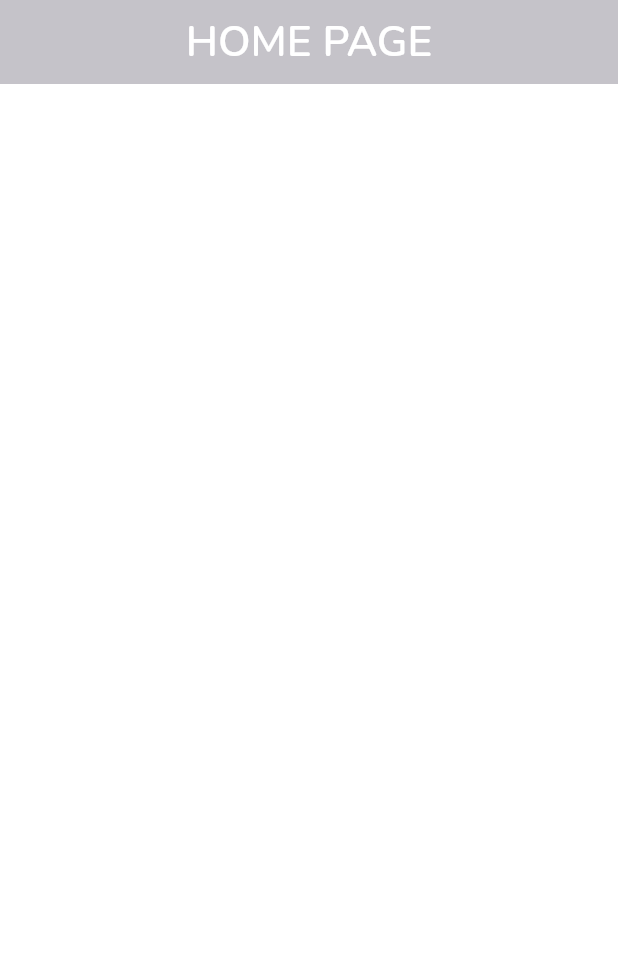
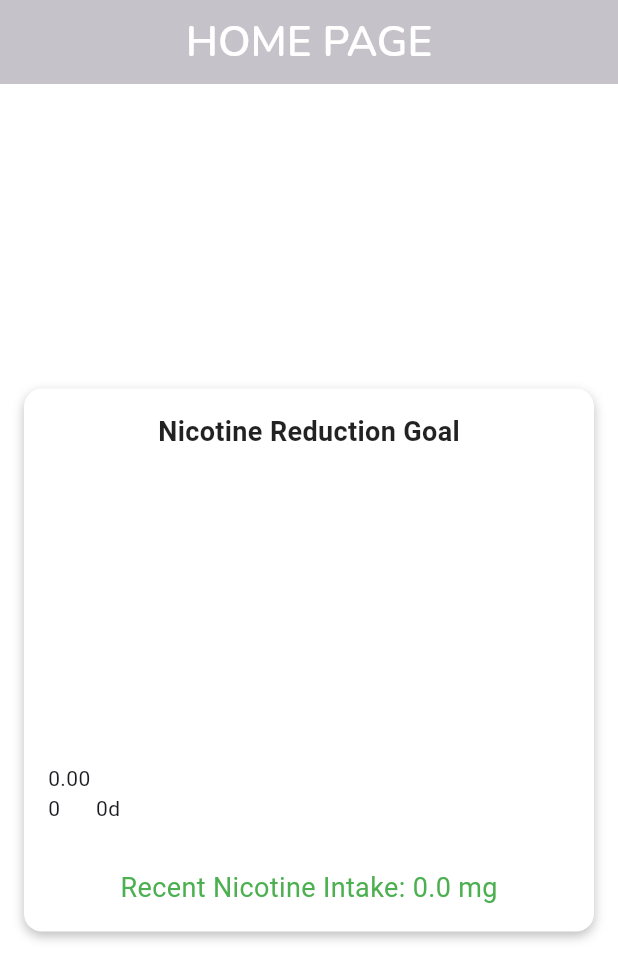
Before and after one commit to xyberii4/nittyquitty, a Flutter app: the MainHomeScreen screen opened directly, on a phone screen of 412 x 824 dp. Shown: the top 980 px of the screen. Run offline on Flutter 3.47's test engine with Material 3 defaults, Android fonts, the light colour scheme and no system bars; drawn by our look-alikes of fl_chart; our stand-ins replace flutter_local_notifications, google_fonts, shared_preferences; accounts and stored records are empty; network calls fail.

Commit message:
Created and finalised Nicotine Goals
Displays graph on home page alongside recent nicotine intake.

```diff
--- a/Frontend/lib/screens/home_screen.dart
+++ b/Frontend/lib/screens/home_screen.dart
@@ -22,22 +22,10 @@ class _HomeScreenState extends State<HomeScreen> {
   int _selectedIndex = 2; // Default to 'Home'
   final NotiService notiService = NotiService(); // Notification service instance
 
-  DateTime startDate = DateTime.now(), endDate = DateTime.now();
-  int initialIntake = 0;
-  double targetIntake = 0;
-
   @override
   void initState() {
     super.initState();
     _initializeApp();
-    fetchData();
-  }
-
-  void fetchData() async {
-    startDate = DateTime.now();
-    endDate = await getGoalDeadline();
-    initialIntake = await getWeeklyUsage("snus") + await getWeeklyUsage("vape") + await getWeeklyUsage("cig");
-    targetIntake = await getGoal();
   }
 
   Future<void> _initializeApp() async {
@@ -89,7 +77,6 @@ class _HomeScreenState extends State<HomeScreen> {
               fit: BoxFit.cover,
             ),
           ),
-          generateGoalChart(context),
           Center(child: _pages[_selectedIndex]),
         ],
       ),
@@ -98,60 +85,14 @@ class _HomeScreenState extends State<HomeScreen> {
         currentIndex: _selectedIndex,
         onTap: _onItemTapped,
         items: const [
-          BottomNavigationBarItem(icon: Icon(Icons.account_balance), label: 'Savings'),
+          BottomNavigationBarItem(
+              icon: Icon(Icons.account_balance), label: 'Savings'),
           BottomNavigationBarItem(icon: Icon(Icons.add), label: 'Input Nic'),
           BottomNavigationBarItem(icon: Icon(Icons.home), label: 'Home'),
-          BottomNavigationBarItem(icon: Icon(Icons.assessment), label: 'Analytics'),
+          BottomNavigationBarItem(
+              icon: Icon(Icons.assessment), label: 'Analytics'),
           BottomNavigationBarItem(icon: Icon(Icons.people), label: 'Community'),
         ],
-      ),
-    );
-  }
-  Widget generateGoalChart(BuildContext context) {
-    List<FlSpot> goalData = generateNicotineGoals(
-      startDate,
-      endDate,
-      initialIntake,
-      targetIntake,
-    );
-    return SizedBox(
-      height: 300,
-      child: LineChart(
-        LineChartData(
-          titlesData: FlTitlesData(
-            leftTitles: AxisTitles(
-              sideTitles: SideTitles(showTitles: true, reservedSize: 40),
-            ),
-            bottomTitles: AxisTitles(
-              sideTitles: SideTitles(
-                showTitles: true,
-                getTitlesWidget: (value, meta) {
-                  int index = value.toInt();
-                  if (index % 5 == 0) {
-                    return Text('${index}d');
-                  }
-                  return const SizedBox.shrink();
-                },
-                reservedSize: 30,
-              ),
-            ),
-            rightTitles: AxisTitles(sideTitles: SideTitles(showTitles: false)),
-            topTitles: AxisTitles(sideTitles: SideTitles(showTitles: false)),
-          ),
-          borderData: FlBorderData(show: false),
-          gridData: FlGridData(show: false),
-          lineBarsData: [
-            LineChartBarData(
-              spots: goalData,
-              isCurved: true,
-              color: Colors.green,
-              barWidth: 4,
-              isStrokeCapRound: true,
-              belowBarData: BarAreaData(show: false),
-              dotData: FlDotData(show: false),
-            ),
-          ],
-        ),
       ),
     );
   }
@@ -169,10 +110,34 @@ class _MainHomeScreenState extends State<MainHomeScreen> {
   String recentData = "";
   String oldData = "";
 
+  bool _dataFetched = false;
+  DateTime startDate = DateTime.now();
+  late DateTime endDate;
+  late int initialIntake;
+  late double targetIntake;
+
   @override
   void initState() {
     super.initState();
     _displayRecentUsage();
+    fetchData().then((_) {
+      setState(() {
+        _dataFetched = true;
+      });
+    });
+  }
+
+  Future<void> fetchData() async {
+    startDate = DateTime.now();
+    endDate = await getGoalDeadline();
+    initialIntake =
+        await getWeeklyUsage("snus") + await getWeeklyUsage("vape") +
+            await getWeeklyUsage("cig");
+    targetIntake = await getGoal();
+    print("[FETCHDATA] startDate: $startDate");
+    print("[FETCHDATA] endDate: $endDate");
+    print("[FETCHDATA] initialIntake: $initialIntake");
+    print("[FETCHDATA] targetIntake: $targetIntake");
   }
 
   Future<void> _displayRecentUsage() async {
@@ -218,15 +183,108 @@ class _MainHomeScreenState extends State<MainHomeScreen> {
       child: Column(
         mainAxisAlignment: MainAxisAlignment.center,
         children: [
-          const SizedBox(height: 20),
-          Text(
-            'Recent Nicotine Intake: $recentData',
-            style: const TextStyle(fontSize: 18, color: Colors.white),
-          ),
+          generateGoalChart(context),
         ],
       ),
     ),
 
     );
   }
+  Widget generateGoalChart(BuildContext context) {
+    if (!_dataFetched) {
+      return Center(child: CircularProgressIndicator());
+    }
+
+    List<FlSpot> goalData = generateNicotineGoals(
+      startDate,
+      endDate,
+      initialIntake,
+      targetIntake,
+    );
+
+    return Padding(
+      padding: const EdgeInsets.all(16.0),
+      child: Container(
+        decoration: BoxDecoration(
+          color: Colors.white, // White background
+          borderRadius: BorderRadius.circular(12), // Rounded corners
+          boxShadow: [
+            BoxShadow(
+              color: Colors.black26, // Subtle shadow for depth
+              blurRadius: 6,
+              offset: Offset(0, 3),
+            ),
+          ],
+        ),
+        padding: const EdgeInsets.all(16.0),
+        child: Column(
+          crossAxisAlignment: CrossAxisAlignment.start,
+          children: [
+            // Title
+            Center(child: Text(
+              "Nicotine Reduction Goal",
+              style: TextStyle(
+                fontSize: 18,
+                fontWeight: FontWeight.bold,
+                color: Colors.black87,
+              ),
+            )),
+            const SizedBox(height: 8),
+
+            // Graph
+            SizedBox(
+              height: 250,
+              child: LineChart(
+                LineChartData(
+                  titlesData: FlTitlesData(
+                    leftTitles: AxisTitles(
+                      sideTitles: SideTitles(
+                        showTitles: true,
+                        reservedSize: 40,
+                      ),
+                    ),
+                    bottomTitles: AxisTitles(
+                      sideTitles: SideTitles(
+                        showTitles: true,
+                        getTitlesWidget: (value, meta) {
+                          int index = value.toInt();
+                          if (index % 5 == 0) {
+                            return Text('${index}d');
+                          }
+                          return const SizedBox.shrink();
+                        },
+                        reservedSize: 30,
+                      ),
+                    ),
+                    rightTitles: AxisTitles(
+                        sideTitles: SideTitles(showTitles: false)),
+                    topTitles: AxisTitles(
+                        sideTitles: SideTitles(showTitles: false)),
+                  ),
+                  borderData: FlBorderData(show: false),
+                  gridData: FlGridData(show: false),
+                  lineBarsData: [
+                    LineChartBarData(
+                      spots: goalData,
+                      isCurved: true,
+                      color: Colors.green,
+                      barWidth: 4,
+                      isStrokeCapRound: true,
+                      belowBarData: BarAreaData(show: false),
+                      dotData: FlDotData(show: false),
+                    ),
+                  ],
+                ),
+              ),
+            ),
+            const SizedBox(height: 20),
+            Center(child: Text(
+              'Recent Nicotine Intake: $recentData',
+              style: const TextStyle(fontSize: 18, color: Colors.green),
+            )),
+          ],
+        ),
+      ),
+    );
+  }
 }
--- a/Frontend/lib/services/db_requests.dart
+++ b/Frontend/lib/services/db_requests.dart
@@ -15,7 +15,7 @@ class ConsumptionEntry {
     print("user_id: $userId, product: $product, mg: $mg, quantity: $quantity, cost: $cost, timestamp: $timestamp");
   }
   double calcNicotineUsage() {
-    return this.quantity * this.mg;
+    return quantity * mg;
   }
 
   ConsumptionEntry({
--- a/Frontend/lib/services/goal_generator.dart
+++ b/Frontend/lib/services/goal_generator.dart
@@ -109,10 +109,10 @@ List<FlSpot> generateNicotineGoals(
   if (totalDays <= 0 || initialIntake <= targetIntake) {
     return [FlSpot.zero];
   }
-  double k = -math.log(initialIntake - targetIntake) / totalDays;
+  double k = math.log(initialIntake - targetIntake) / totalDays;
   for (int day = 0; day <= totalDays; day++) {
     double intake = targetIntake + (initialIntake - targetIntake) * math.exp(-k * day);
     goals.add(FlSpot(day.toDouble(), intake));
   }
-  return goals;
+  return goals.reversed.toList();
 }
```
Also changed, not shown: Frontend/lib/services/auth_helper.dart (+20 -3 lines), Frontend/lib/services/user_prefs.dart (+10 -6 lines).
